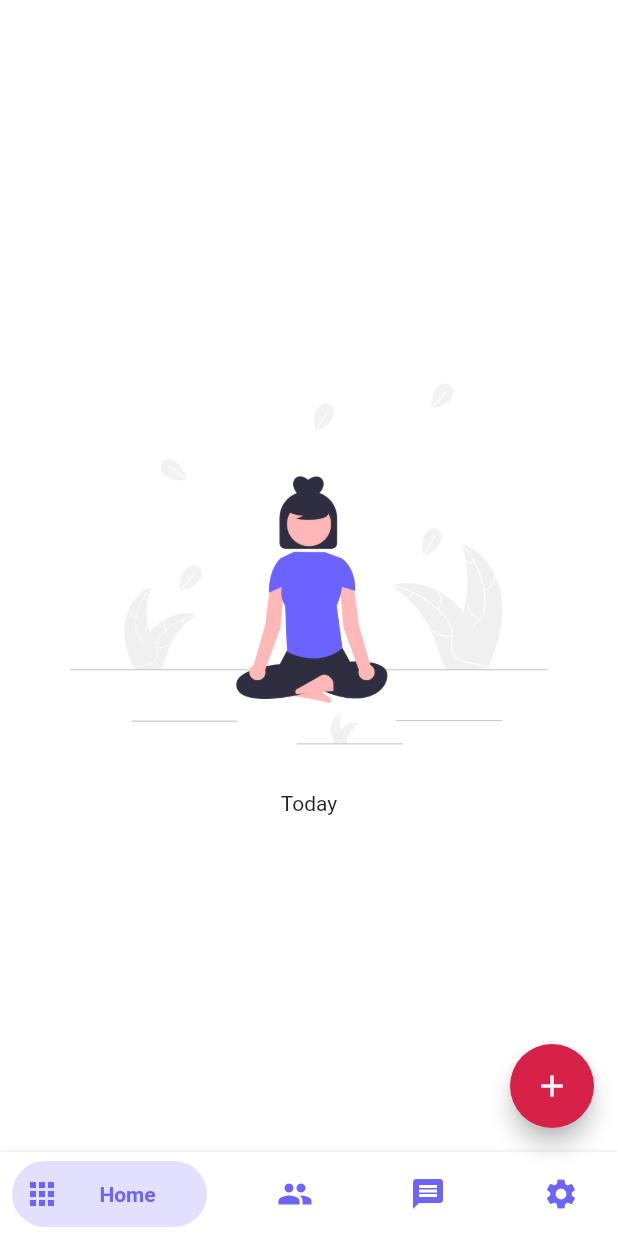
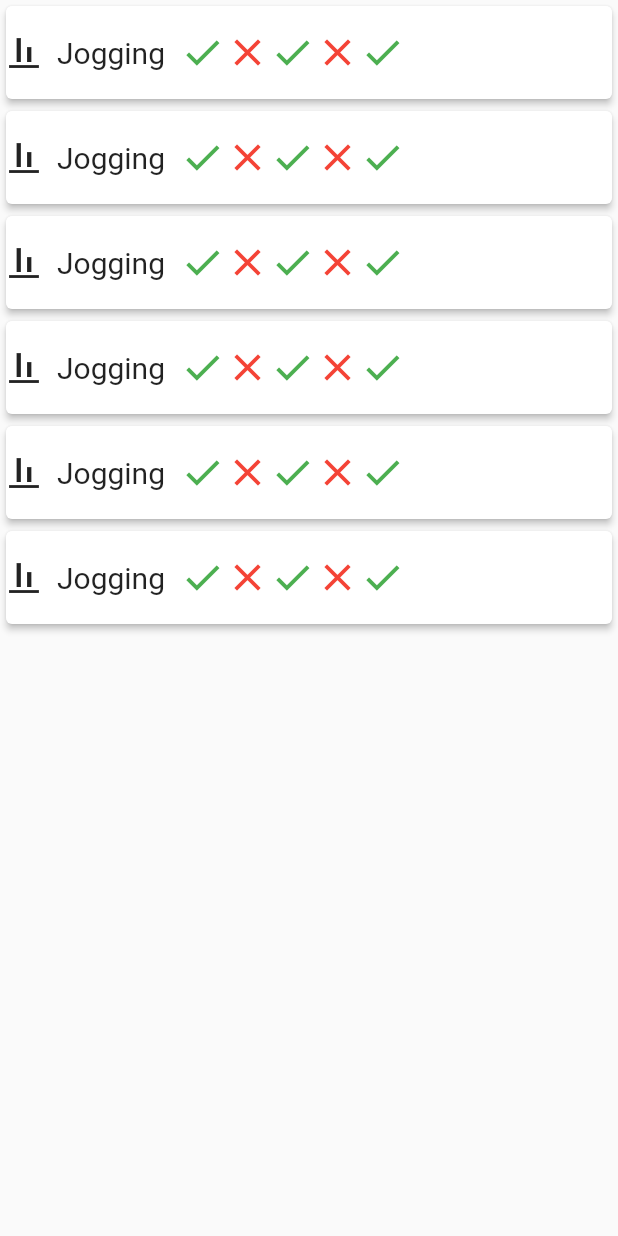
Before and after one commit to KhushbooGupta2111/HabitUp-Round-2-Challenge, a Flutter app: the screen it shows after launch, on a phone screen of 412 x 824 dp. Run offline on Flutter 3.47's test engine with Material 2 defaults, Android fonts, the phone set to English and light mode, and no system bars; drawn by our look-alikes of bottom_navy_bar.

Commit message:
Code refactored

```diff
--- a/lib/main.dart
+++ b/lib/main.dart
@@ -21,70 +21,149 @@ class MyHomePage extends StatefulWidget {
 
 class _MyHomePageState extends State<MyHomePage> {
   int _currentIndex = 0;
-  int _counter = 0;
-
-  void _incrementCounter() {
-    setState(() {
-      _counter++;
-    });
-  }
 
   @override
   Widget build(BuildContext context) {
+    return SafeArea(
+        child: Scaffold(
+            backgroundColor: Colors.white,
+            // body: Column(
+            //   children: <Widget>[
+            //     Container(
+            //       margin: EdgeInsets.all(30),
+            //       height: 50.0,
+            //       child:
+            //           ListView(scrollDirection: Axis.horizontal, children: <Widget>[
+            //         Container(
+            //             padding: EdgeInsets.all(10),
+            //             decoration: BoxDecoration(
+            //                 color: Color(0xFFD82148),
+            //                 borderRadius: BorderRadius.circular(30)),
+            //             child: Text(
+            //               "Habits",
+            //               style: TextStyle(
+            //                 color: Colors.white,
+            //                 fontSize: 20,
+            //               ),
+            //             )),
+            //         Container(
+            //             padding: EdgeInsets.all(10),
+            //             decoration: BoxDecoration(
+            //                 color: Color(0xFFD82148),
+            //                 borderRadius: BorderRadius.circular(30)),
+            //             child: Text(
+            //               "Habits",
+            //               style: TextStyle(
+            //                 color: Colors.white,
+            //                 fontSize: 20,
+            //               ),
+            //             )),
+            //         Container(
+            //             padding: EdgeInsets.all(10),
+            //             decoration: BoxDecoration(
+            //                 color: Color(0xFFD82148),
+            //                 borderRadius: BorderRadius.circular(30)),
+            //             child: Text(
+            //               "Habits",
+            //               style: TextStyle(
+            //                 color: Colors.white,
+            //                 fontSize: 20,
+            //               ),
+            //             )),
+            //         Container(
+            //             padding: EdgeInsets.all(10),
+            //             decoration: BoxDecoration(
+            //                 color: Color(0xFFD82148),
+            //                 borderRadius: BorderRadius.circular(30)),
+            //             child: Text(
+            //               "Habits",
+            //               style: TextStyle(
+            //                 color: Colors.white,
+            //                 fontSize: 20,
+            //               ),
+            //             )),
+            //         Container(
+            //             padding: EdgeInsets.all(10),
+            //             decoration: BoxDecoration(
+            //                 color: Color(0xFFD82148),
+            //                 borderRadius: BorderRadius.circular(30)),
+            //             child: Text(
+            //               "Habits",
+            //               style: TextStyle(
+            //                 color: Colors.white,
+            //                 fontSize: 20,
+            //               ),
+            //             ))
+            //       ]),
+            //     ),
+            //     Container(
+            //       child: ListView(children: [
+            //         Container(
+            //             height: 70,
+            //             child: Card(
+            //                 elevation: 2.0,
+            //                 child: Row(
+            //                   children: <Widget>[
+            //                     Icon(Icons.align_vertical_bottom_sharp),
+            //                     SizedBox(width: 10),
+            //                     Text("Jogging",
+            //                         style: TextStyle(
+            //                           fontSize: 20,
+            //                         )),
+            //                     SizedBox(width: 10),
+            //                     Icon(Icons.check, color: Colors.green, size: 30),
+            //                     Icon(Icons.close_outlined,
+            //                         color: Colors.red, size: 30),
+            //                     Icon(Icons.check, color: Colors.green, size: 30),
+            //                     Icon(Icons.close_outlined,
+            //                         color: Colors.red, size: 30),
+            //                     Icon(Icons.check, color: Colors.green, size: 30),
+            //                   ],
+            //                 )))
+            //       ]),
+            //     ),
+            //     ListView1()
+            //   ],
+            // ),
+            body: ListView1()));
+  }
+}
+
+class ListView1 extends StatefulWidget {
+  const ListView1({Key? key}) : super(key: key);
+
+  @override
+  State<ListView1> createState() => _ListView1State();
+}
+
+class _ListView1State extends State<ListView1> {
+  @override
+  Widget build(BuildContext context) {
     return Scaffold(
-      backgroundColor: Colors.white,
-      body: Center(
-        child: Column(
-          mainAxisAlignment: MainAxisAlignment.center,
-          children: <Widget>[
-            Container(
-              child: Image.asset("assets/images/homescreen_img.png"),
-            ),
-            Container(child: Text('Today'))
-          ],
-        ),
-      ),
-      floatingActionButton: FloatingActionButton(
-        backgroundColor: Color(0xFFD82148),
-        onPressed: () {},
-        tooltip: 'Increment',
-        child: Icon(Icons.add),
-      ),
-      bottomNavigationBar: BottomNavyBar(
-        backgroundColor: Colors.white,
-        selectedIndex: _currentIndex,
-        showElevation: true,
-        itemCornerRadius: 24,
-        curve: Curves.easeIn,
-        onItemSelected: (index) => setState(() => _currentIndex = index),
-        items: <BottomNavyBarItem>[
-          BottomNavyBarItem(
-            icon: Icon(Icons.apps),
-            title: Text('Home'),
-            activeColor: Color(0xFF6c64fb),
-            textAlign: TextAlign.center,
-          ),
-          BottomNavyBarItem(
-            icon: Icon(Icons.people),
-            title: Text('Users'),
-            activeColor: Color(0xFF6c64fb),
-            textAlign: TextAlign.center,
-          ),
-          BottomNavyBarItem(
-            icon: Icon(Icons.message),
-            title: Text(
-              'Messages test for mes teset test test ',
-            ),
-            activeColor: Color(0xFF6c64fb),
-            textAlign: TextAlign.center,
-          ),
-          BottomNavyBarItem(
-            icon: Icon(Icons.settings),
-            title: Text('Settings'),
-            activeColor: Color(0xFF6c64fb),
-            textAlign: TextAlign.center,
-          ),
-        ],
+      body: ListView.builder(
+        itemCount: 6,
+        itemBuilder: (context, i) {
+          return Container(
+              height: 70,
+              child: Card(
+                  elevation: 2.0,
+                  child: Row(
+                    children: <Widget>[
+                      Icon(Icons.align_vertical_bottom_sharp),
+                      SizedBox(width: 10),
+                      Text("Jogging",
+                          style: TextStyle(
+                            fontSize: 20,
+                          )),
+                      SizedBox(width: 10),
+                      Icon(Icons.check, color: Colors.green, size: 30),
+                      Icon(Icons.close_outlined, color: Colors.red, size: 30),
+                      Icon(Icons.check, color: Colors.green, size: 30),
+                      Icon(Icons.close_outlined, color: Colors.red, size: 30),
+                      Icon(Icons.check, color: Colors.green, size: 30),
+                    ],
+                  )));
+        },
       ),
     );
   }
--- /dev/null
+++ b/lib/utils/colors.dart
@@ -0,0 +1,2 @@
+// Blue 0xFF6c64fb
+// Pink 0xFFD82148
```
Also changed, not shown: lib/pages/homescreen.dart (added, +58 -0 lines), lib/widgets/bottom_navigation_bar.dart (added, +43 -0 lines), lib/pages/habitsview.dart (added), lib/utils/constants.dart (added).
